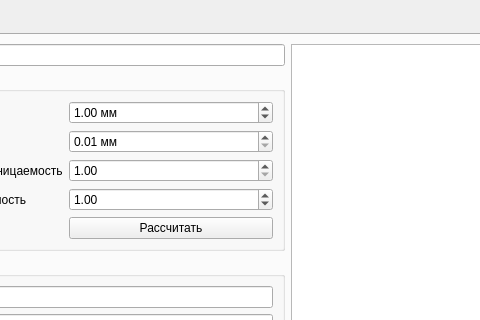
Old version of the form mainwindow.ui in the repository igrekus/coil; both pictures show x 155 to 635 and y 0 to 320 of the 1166 by 749 pixel window.
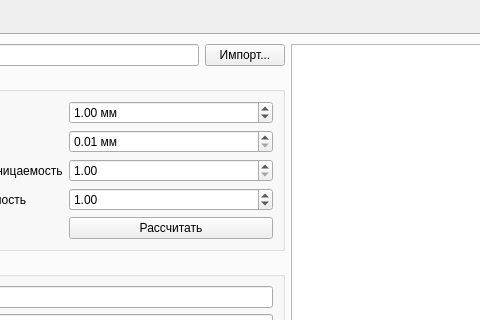
New version of the form.

Commit message: WIP: add import button stub

```diff
--- a/mainwindow.ui
+++ b/mainwindow.ui
@@ -39,6 +39,13 @@
             <item>
              <widget class="QLineEdit" name="editGcodeFile"/>
             </item>
+            <item>
+             <widget class="QPushButton" name="btnImport">
+              <property name="text">
+               <string>Импорт...</string>
+              </property>
+             </widget>
+            </item>
            </layout>
           </item>
           <item>
```
Left out of the diff: 2 changed lines with no effect on the pictures. The commit also changes 1 other file.
